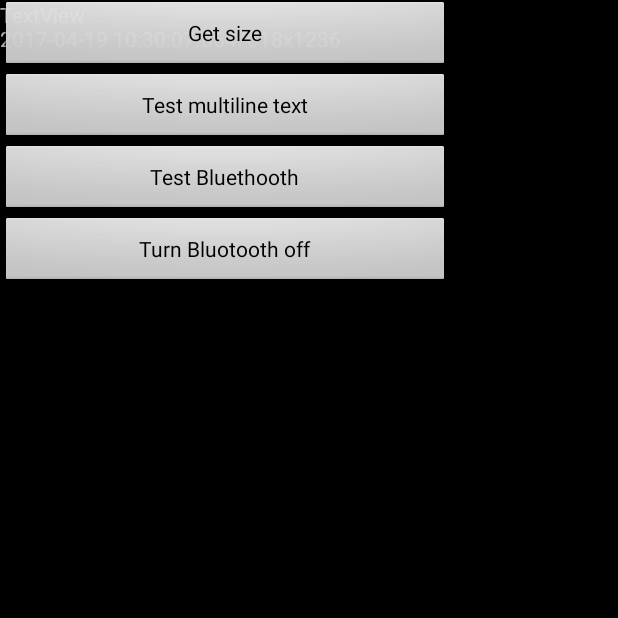
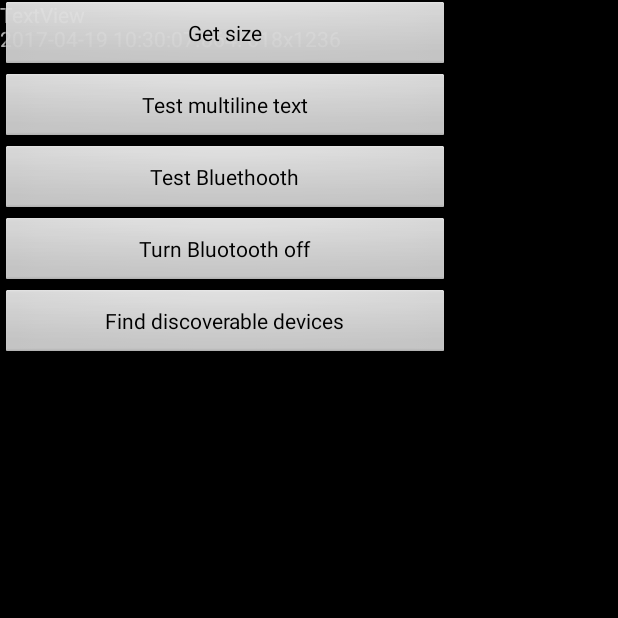
Before and after one commit to lukino999-git/BluetoothTest, an Android app: the screen it shows after launch (MainActivity), after a tap on "Get size", on a phone screen of 412 x 824 dp, the top half of it. Run offline under Robolectric (Android 15) with nearby library versions, the phone set to English and light mode, and no system bars.

Commit message:
Added button Find discoverable devices
Minor: moved appendToLog up on the code

```diff
--- a/app/src/main/java/com/lukino999/fullscreen004/MainActivity.java
+++ b/app/src/main/java/com/lukino999/fullscreen004/MainActivity.java
@@ -113,6 +113,20 @@ public class MainActivity extends AppCompatActivity {
         unregisterReceiver(mReceiver);
     }
 
+    private void appendToLog(String textToAppend) {
+        Log.i("appendToLog()", textToAppend);
+        TextView tv = (TextView) findViewById(R.id.textViewLog);
+        String textInTextView = (String) tv.getText();
+        tv.setText(textInTextView + "\n" + sdf.format(new Date()) + ": " + textToAppend);
+        final ScrollView scrollview = ((ScrollView) findViewById(R.id.scrollView));
+        scrollview.post(new Runnable() {
+            @Override
+            public void run() {
+                scrollview.fullScroll(ScrollView.FOCUS_DOWN);
+            }
+        });
+    }
+
     // --- On click
     public void buttonTestBluetoothClick(View view) {
 
@@ -147,22 +161,10 @@ public class MainActivity extends AppCompatActivity {
         BA.disable();
     }
 
-    private void appendToLog(String textToAppend) {
-        Log.i("appendToLog()", textToAppend);
-        TextView tv = (TextView) findViewById(R.id.textViewLog);
-        String textInTextView = (String) tv.getText();
-        tv.setText(textInTextView + "\n" + sdf.format(new Date()) + ": " + textToAppend);
-        final ScrollView scrollview = ((ScrollView) findViewById(R.id.scrollView));
-        scrollview.post(new Runnable() {
-            @Override
-            public void run() {
-                scrollview.fullScroll(ScrollView.FOCUS_DOWN);
-            }
-        });
+    public void buttonFindDiscoverableDevicesClick(View view) {
+        appendToLog("Click on: Find discoverable devices");
     }
 
 
 
-
-
 }
--- a/app/src/main/res/layout/activity_main.xml
+++ b/app/src/main/res/layout/activity_main.xml
@@ -62,6 +62,17 @@
             android:layout_alignParentLeft="true"
             android:layout_alignParentStart="true" />
 
+        <Button
+            android:id="@+id/buttonFindDiscoverableDevices"
+            style="@android:style/Widget.Button"
+            android:layout_width="300dp"
+            android:layout_height="wrap_content"
+            android:onClick="buttonFindDiscoverableDevicesClick"
+            android:text="@string/find_discoverable_devices"
+            android:layout_below="@+id/buttonTurnBluetoothOff"
+            android:layout_alignParentLeft="true"
+            android:layout_alignParentStart="true" />
+
         <ScrollView
             android:id="@+id/scrollView"
             android:layout_width="640dp"
--- a/app/src/main/res/values/strings.xml
+++ b/app/src/main/res/values/strings.xml
@@ -4,4 +4,5 @@
     <string name="test_bluethooth">Test Bluethooth</string>
     <string name="test_multiline_text">Test multiline text</string>
     <string name="turn_bt_off">Turn Bluotooth off</string>
+    <string name="find_discoverable_devices">Find discoverable devices</string>
 </resources>
```
